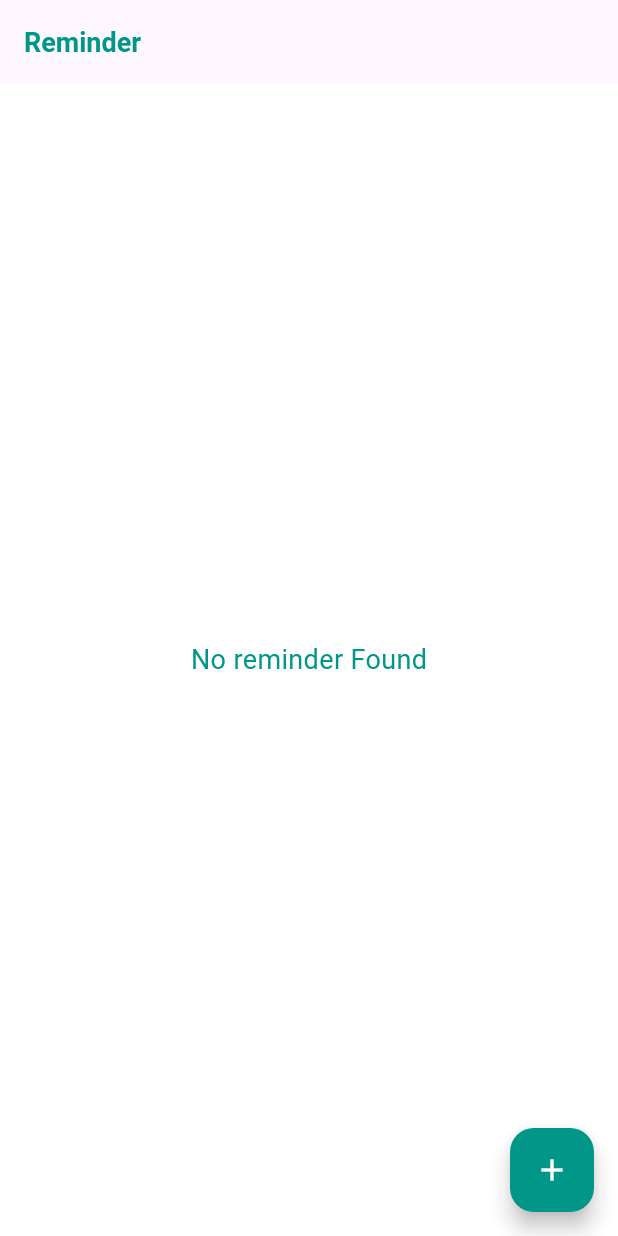
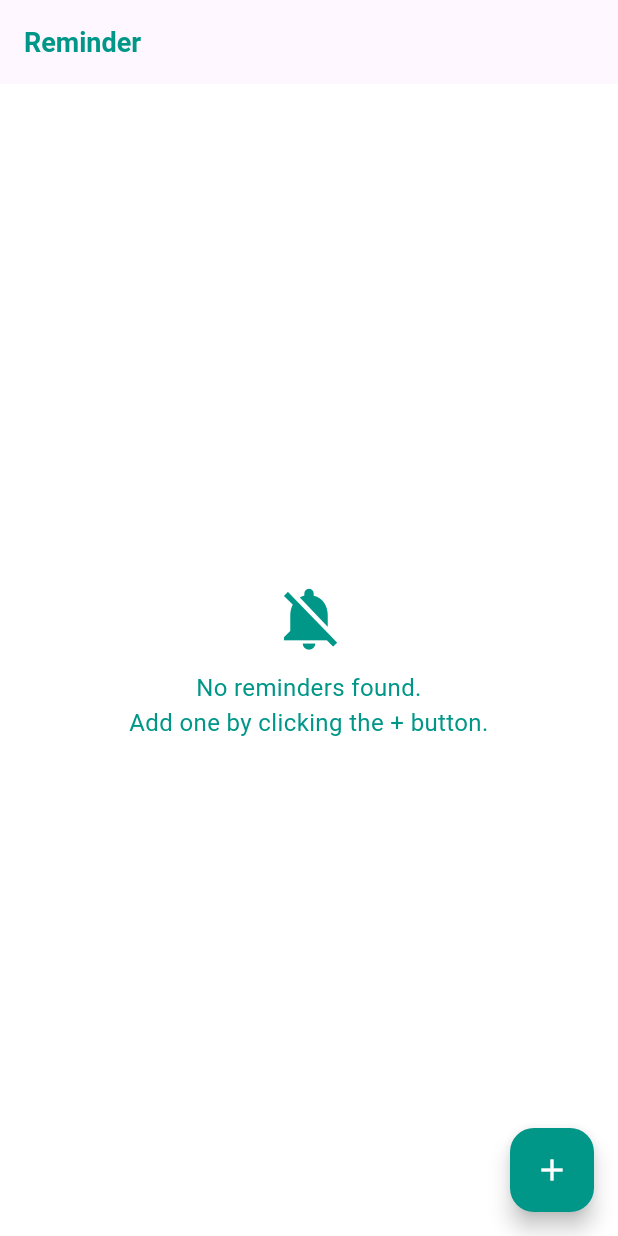
Before and after one commit to mohsenrahmdeli/Flutter_reminder, a Flutter app: the screen it shows after launch, on a phone screen of 412 x 824 dp. Run offline on Flutter 3.47's test engine with Material 3 defaults, Android fonts, the phone set to English and light mode, and no system bars; our stand-ins replace flutter_local_notifications, permission_handler, sqflite, timezone; accounts and stored records are empty; Roboto replaces fonts that are missing (Montserrat).

Commit message:
Update home_screen.dart

```diff
--- a/lib/screens/home_screen.dart
+++ b/lib/screens/home_screen.dart
@@ -2,7 +2,9 @@ import 'package:flutter/material.dart';
 
 import '../database/db_helper.dart';
 import '../services/notification_helper.dart';
+import '../services/permission_handler.dart';
 import 'add_edit_reminder.dart';
+import 'reminder_detail_screen.dart';
 
 class HomeScreen extends StatefulWidget {
   const HomeScreen({super.key});
@@ -17,24 +19,50 @@ class _HomeScreenState extends State<HomeScreen> {
   @override
   void initState() {
     super.initState();
+    requestNotificationPermissions();
     _loadReminders();
   }
 
   Future<void> _loadReminders() async {
+    try {
       final reminders = await DbHelper.getReminders();
       setState(() {
-      _reminders = reminders;
+        _reminders = reminders ?? [];
       });
+    } catch (e) {
+      print('Error loading reminders: $e');
+      setState(() {
+        _reminders = [];
+      });
+    }
   }
 
   Future<void> _toggleReminder(int id, bool isActive) async {
     await DbHelper.toggleReminder(id, isActive);
+    setState(() {
+    final index = _reminders.indexWhere((rem) => rem['id'] == id);
+    if (index != -1) {
+      _reminders[index]['isActive'] = isActive ? 1 : 0;
+    }
+  });
     if (isActive) {
+      try {
         final reminder = _reminders.firstWhere((rem) => rem['id'] == id);
-      NotificationHelper.scheduleNotificaton(id, reminder['title'],
-          reminder['category'], DateTime.parse(reminder['reminderTime']));
+        NotificationHelper.scheduleNotificaton(
+          id,
+          reminder['title'],
+          reminder['category'],
+          DateTime.parse(reminder['reminderTime']),
+        );
+      } catch (e) {
+        print('Error scheduling notification: $e');
+      }
     } else {
+      try {
         NotificationHelper.cancelNotification(id);
+      } catch (e) {
+        print('Error canceling notification: $e');
+      }
     }
   }
 
@@ -63,12 +91,24 @@ class _HomeScreenState extends State<HomeScreen> {
         ),
         body: _reminders.isEmpty
             ? Center(
-                child: Text(
-                  "No reminder Found",
+                child: Column(
+                  mainAxisAlignment: MainAxisAlignment.center,
+                  children: [
+                    Icon(
+                      Icons.notifications_off,
+                      color: Colors.teal,
+                      size: 50,
+                    ),
+                    SizedBox(height: 10),
+                    Text(
+                      "No reminders found.\nAdd one by clicking the + button.",
+                      textAlign: TextAlign.center,
                       style: TextStyle(
-                    fontSize: 18,
+                        fontSize: 16,
                         color: Colors.teal,
                       ),
+                    ),
+                  ],
                 ),
               )
             : ListView.builder(
@@ -91,15 +131,24 @@ class _HomeScreenState extends State<HomeScreen> {
                     confirmDismiss: (direction) async {
                       return await _showDeleteConfirmationDialog(context);
                     },
-                    onDismissed: (direction) {
-                      _deleteReminder(reminder['id']);
+                    onDismissed: (direction) async {
+                      try {
+                        await _deleteReminder(reminder['id']);
                         ScaffoldMessenger.of(context).showSnackBar(
                           SnackBar(
-                          content: Text(
-                            'Reminder Delered',
-                          ),
+                            content: Text('Reminder Deleted'),
                           ),
                         );
+                      } catch (e) {
+                        print('Error deleting reminder: $e');
+                        ScaffoldMessenger.of(context).showSnackBar(
+                          SnackBar(
+                            content: Text('Failed to delete reminder'),
+                            backgroundColor: Colors.red,
+                          ),
+                        );
+                        _loadReminders();
+                      }
                     },
                     child: Card(
                       color: Colors.teal.shade50,
@@ -112,9 +161,15 @@ class _HomeScreenState extends State<HomeScreen> {
                         borderRadius: BorderRadius.circular(15),
                       ),
                       child: ListTile(
-                        onTap: (){
-                          // Navigator.push(context,
-                          // MaterialPageRoute(builder: (context)=> ReminderDetailScreen()));
+                        onTap: () {
+                          Navigator.push(
+                            context,
+                            MaterialPageRoute(
+                              builder: (context) => ReminderDetailScreen(
+                                reminderId: reminder['id'],
+                              ),
+                            ),
+                          );
                         },
                         leading: Icon(
                           Icons.notifications,
@@ -138,7 +193,8 @@ class _HomeScreenState extends State<HomeScreen> {
                           inactiveThumbColor: Colors.black,
                           onChanged: (value) {
                             _toggleReminder(reminder['id'], value);
-                            },),
+                          },
+                        ),
                       ),
                     ),
                   );
```
Lines whose indentation alone changed are shown as unchanged.
